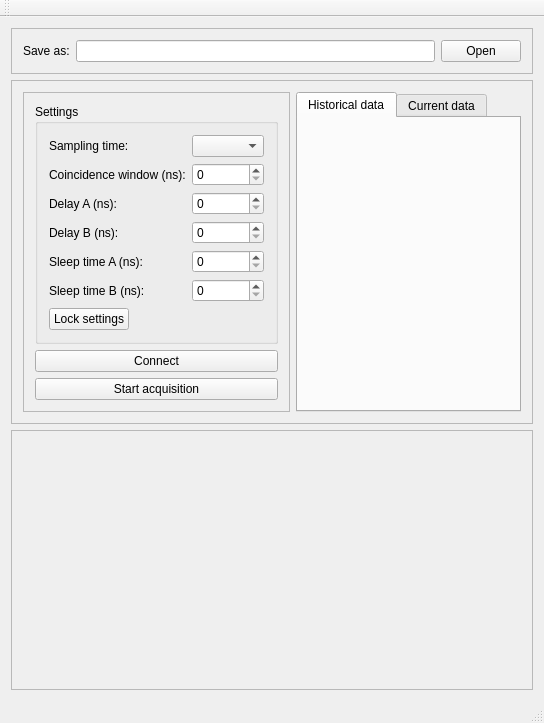
Qt form Software/GUI/MainWindow/mainwindow.ui (jcbedoyam/AbacusSoftware) before a commit.
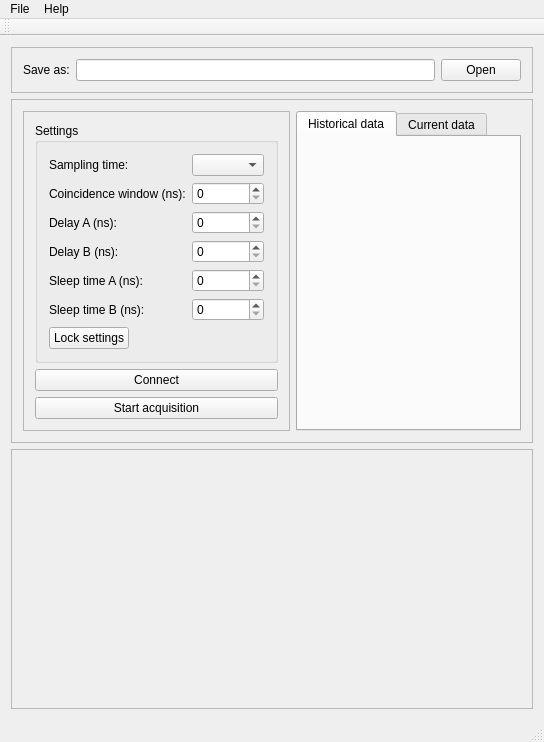
The same form after that commit.

```diff
--- a/Software/GUI/MainWindow/mainwindow.ui
+++ b/Software/GUI/MainWindow/mainwindow.ui
@@ -211,6 +211,22 @@
      <height>21</height>
     </rect>
    </property>
+   <widget class="QMenu" name="menuFile">
+    <property name="title">
+     <string>File</string>
+    </property>
+    <addaction name="actionSave_as"/>
+   </widget>
+   <widget class="QMenu" name="menuHelp">
+    <property name="title">
+     <string>Help</string>
+    </property>
+    <addaction name="actionAbout"/>
+    <addaction name="separator"/>
+    <addaction name="actionExit"/>
+   </widget>
+   <addaction name="menuFile"/>
+   <addaction name="menuHelp"/>
   </widget>
   <widget class="QToolBar" name="mainToolBar">
    <attribute name="toolBarArea">
```
Left out of the diff: 15 changed lines with no effect on the pictures.
